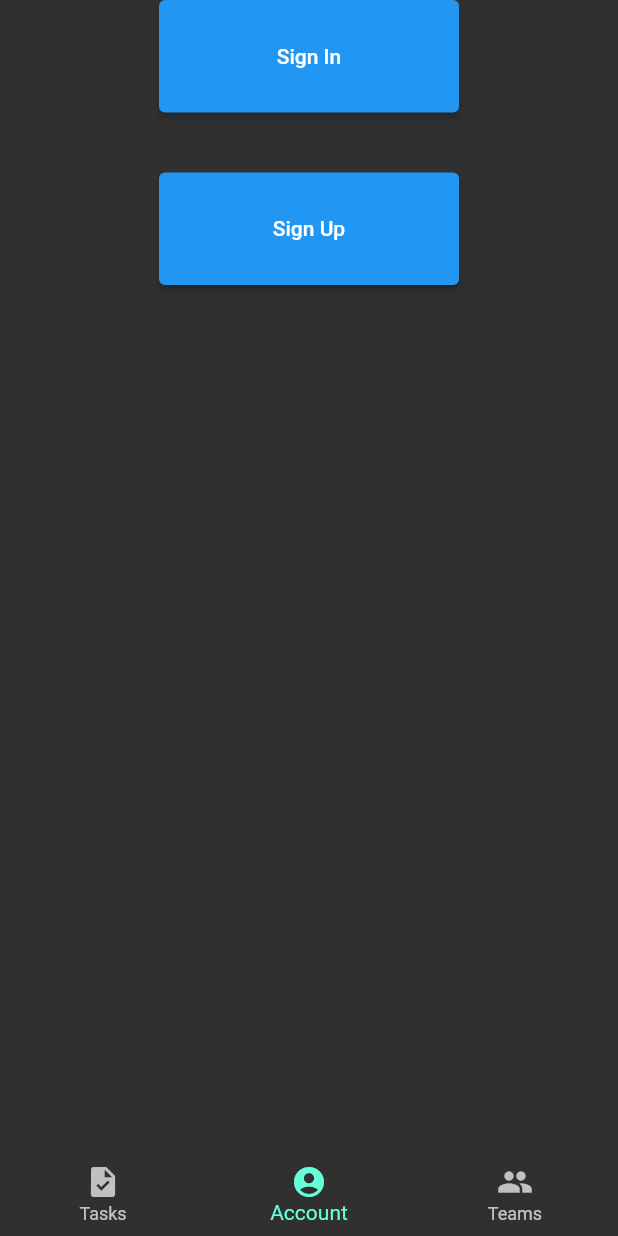
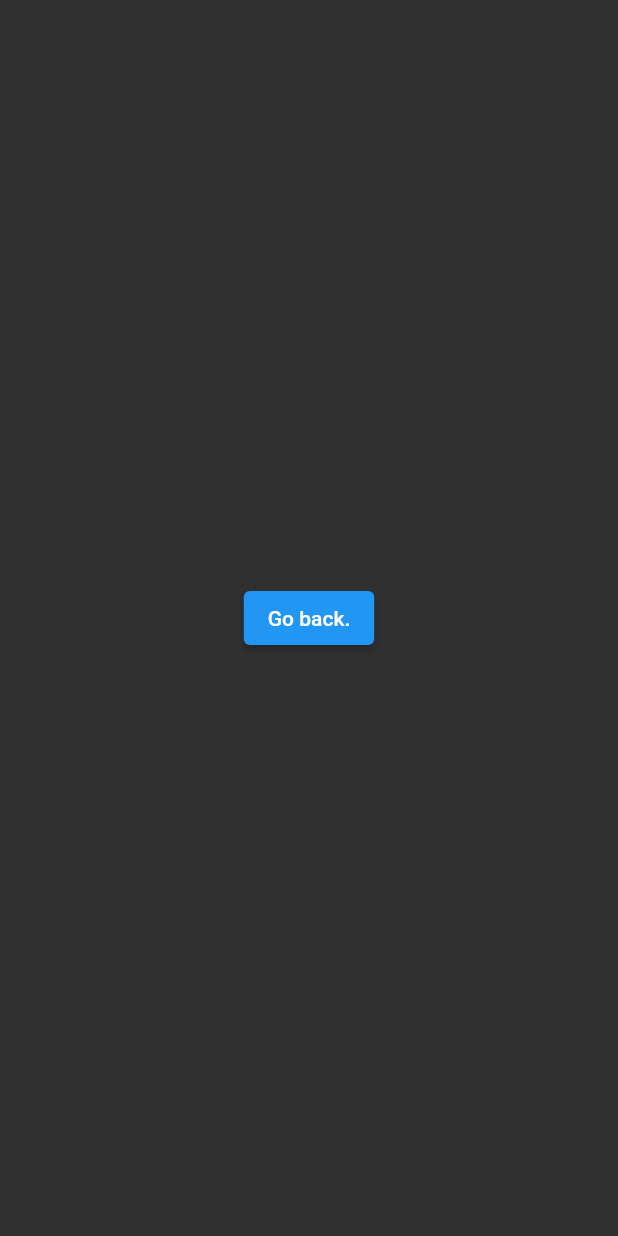
Before and after one commit to TD-Academy/Elf-Hearts-Mobile, a Flutter app: the screen it shows after launch, item 2 of the bottom bar chosen, after a tap on "Sign In", on a phone screen of 412 x 824 dp. Run offline on Flutter 3.47's test engine with Material 2 defaults, Android fonts, the phone set to English and light mode, and no system bars.

Commit message:
new pages, a slight problem with navigating to accounts from signIn or signUp,app base complete

```diff
--- /dev/null
+++ b/lib/components/accountPage.dart
@@ -0,0 +1,40 @@
+import 'package:flutter/material.dart';
+
+class AccountPage extends StatefulWidget {
+  const AccountPage({Key? key}) : super(key: key);
+
+  @override
+  State<AccountPage> createState() => _AccountPageState();
+}
+
+class _AccountPageState extends State<AccountPage> {
+  @override
+  Widget build(BuildContext context) {
+    return Column(
+      mainAxisSize:MainAxisSize.min,
+      children: [
+        SizedBox(
+          height: 75,
+          width: 200,
+          child: ElevatedButton(
+            child: const Text('Sign In'),
+            onPressed: () {
+              Navigator.of(context).pushNamed('/signIn');
+            },
+          ),
+        ),
+        const Padding(padding: EdgeInsets.fromLTRB(0, 20, 0, 20)),
+        SizedBox(
+          height: 75,
+          width: 200,
+          child: ElevatedButton(
+            child: const Text('Sign Up'),
+            onPressed: () {
+              Navigator.of(context).pushNamed('/signUp');
+            },
+          ),
+        ),
+      ],
+    );
+  }
+}
--- a/lib/components/homePage.dart
+++ b/lib/components/homePage.dart
@@ -1,10 +1,10 @@
 import 'package:flutter/material.dart';
-
+import 'accountPage.dart';
+import 'tasksPage.dart';
+import 'teamsPage.dart';
 
 class HomePage extends StatefulWidget {
-  const HomePage({Key? key, required this.title}) : super(key: key);
-
-  final String title;
+  const HomePage({Key? key}) : super(key: key);
 
   @override
   State<HomePage> createState() => _HomePageState();
@@ -15,44 +15,11 @@ class _HomePageState extends State<HomePage> {
   int _selectedIndex = 0;
 
   static final List<Widget> _pages = <Widget>[
-    const Icon(
-      Icons.task,
-      size: 150,
-    ),
-    Column(
-      children: [
-        SizedBox(
-          height: 75,
-          width: 200,
-          child: ElevatedButton(
-            child: const Text('Sign In'),
-            onPressed: () {},
-          ),
-        ),
-        const Padding(padding: EdgeInsets.fromLTRB(0, 20, 0, 20)),
-        SizedBox(
-          height: 75,
-          width: 200,
-          child: ElevatedButton(
-            child: const Text('Sign Up'),
-            onPressed: () {},
-          ),
-        ),
-      ],
-    ),
-    // SizedBox(
-    //       height: 75,
-    //       width: 200,
-    //       child: ElevatedButton(
-    //         child: const Text('Sign In'),
-    //         onPressed: () {},
-    //       ),
-    //     ),
-    const Icon(
-      Icons.people,
-      size: 150,
-    ),
+    const TasksPage(),
+    const AccountPage(),
+    const TeamsPage(),
   ];
+
 
 
   void _onItemTapped(int index) {
@@ -65,8 +32,7 @@ class _HomePageState extends State<HomePage> {
   Widget build(BuildContext context) {
     return Scaffold(
       body: Center(
-        child: _pages.elementAt(_selectedIndex),
-      ),
+        child: _pages.elementAt(_selectedIndex)),
       bottomNavigationBar: BottomNavigationBar(
         items: const <BottomNavigationBarItem>[
           BottomNavigationBarItem(
--- /dev/null
+++ b/lib/components/signInPage.dart
@@ -0,0 +1,20 @@
+import 'package:flutter/material.dart';
+import '../components/homePage.dart';
+
+class SignInPage extends StatelessWidget {
+  const SignInPage({Key? key}) : super(key: key);
+
+  @override
+  Widget build(BuildContext context) {
+    return Scaffold(
+      body: Center(
+        child: ElevatedButton(
+          child: const Text('Go back.'),
+          onPressed: () {
+            Navigator.of(context).pushNamed('/home');
+          },
+        ),
+      )
+    );
+  }
+}
--- /dev/null
+++ b/lib/components/tasksPage.dart
@@ -0,0 +1,18 @@
+import 'package:flutter/material.dart';
+
+class TasksPage extends StatefulWidget {
+  const TasksPage({Key? key}) : super(key: key);
+
+  @override
+  State<TasksPage> createState() => _TasksPageState();
+}
+
+class _TasksPageState extends State<TasksPage> {
+  @override
+  Widget build(BuildContext context) {
+    return const Icon(
+      Icons.task,
+      size: 150,
+    );
+  }
+}
--- a/lib/main.dart
+++ b/lib/main.dart
@@ -1,5 +1,8 @@
 import 'package:flutter/material.dart';
+import 'components/accountPage.dart';
 import 'components/homePage.dart';
+import 'components/signInPage.dart';
+import 'components/signUpPage.dart';
 
 void main() {
   runApp(const MyApp());
@@ -17,7 +20,13 @@ class MyApp extends StatelessWidget {
       theme: ThemeData(
         brightness: Brightness.dark
       ),
-      home: const HomePage(title: 'Flutter Demo Home Page'),
+      initialRoute: '/home',
+      routes: {
+        '/home': (context) => const HomePage(),
+        '/signIn':(context) => const SignInPage(),
+        '/signUp': (context) => const SignUpPage()
+      },
+      // home: const HomePage(title: 'Flutter Demo Home Page'),
     );
   }
 }
```
Also changed, not shown: lib/components/signUpPage.dart (added, +20 -0 lines), lib/components/teamsPage.dart (added, +18 -0 lines).
